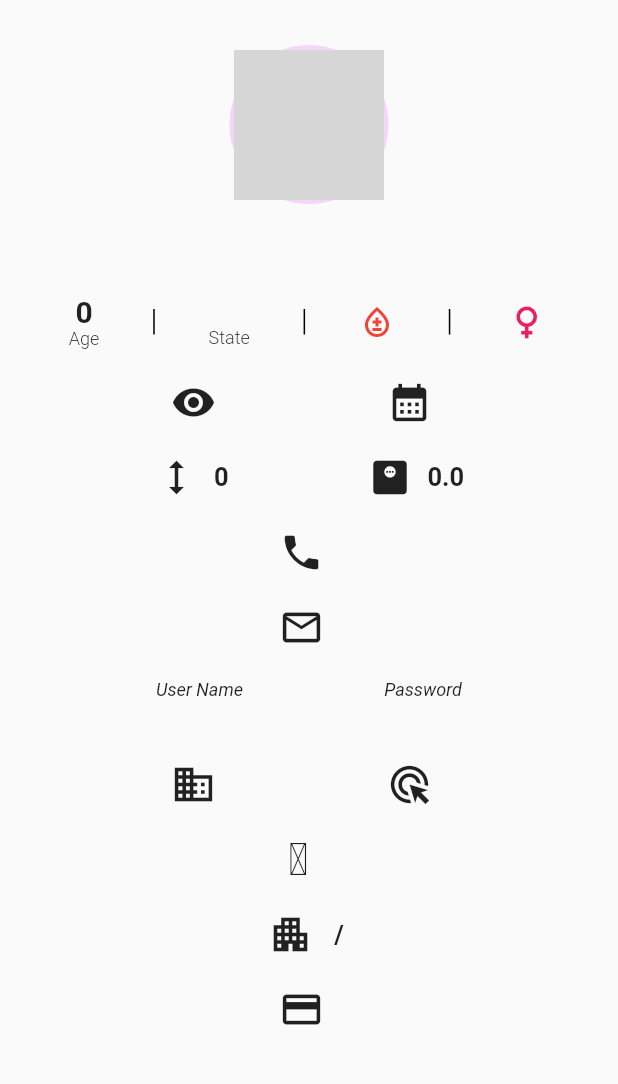
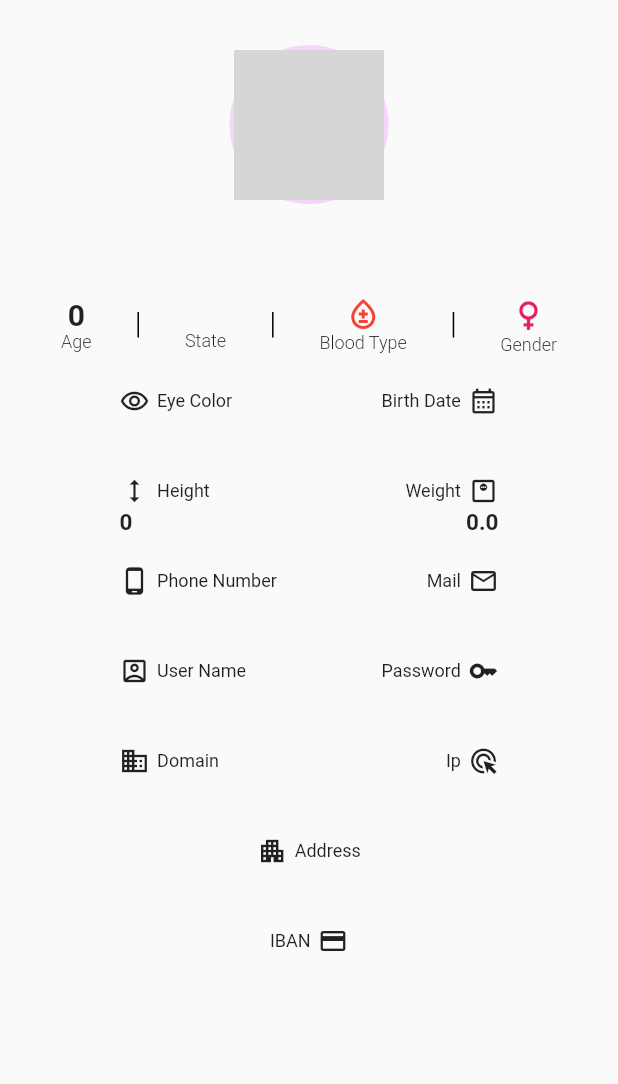
Before and after one commit to haznigulec/etiya_assignment, a Flutter app: the UserDetailView screen opened directly with empty values, on a phone screen of 412 x 824 dp, the part 84-1168 px from its top. Run offline on Flutter 3.47's test engine with Material 2 defaults, Android fonts, the phone set to English and light mode, and no system bars; our stand-ins replace auto_route, dio, flutter_bloc, flutter_spinkit, lazy_load_scrollview; network calls fail; grey boxes are pictures that could not be loaded.

Commit message:
detail düzenlendi

```diff
--- a/lib/pages/home_page/home_page.dart
+++ b/lib/pages/home_page/home_page.dart
@@ -28,7 +28,7 @@ class _HomeViewState extends State<HomeView> with TickerProviderStateMixin {
   initState() {
     super.initState();
 
-    context.read<HomePageCubit>().getUsers("", 0);
+    context.read<HomePageCubit>().getUsers("",0);
   }
 
   @override
@@ -69,16 +69,19 @@ class _HomeViewState extends State<HomeView> with TickerProviderStateMixin {
                         onPressed: () async {
                           _filter.clear();
                           userResult.clear();
-                          userResult.addAll(await context.read<HomePageCubit>().getUsersLazyLoad("", 0));
+                          initialAdd=true;
+                          await context.read<HomePageCubit>().getUsers("",0);
                           pageCount = 1;
                           setState(() {});
                         },
                       )),
                   onChanged: (value) async {
-                    await Future.delayed(const Duration(milliseconds: 500));
+                    await Future.delayed(const Duration(milliseconds: 200));
                     if (value == _filter.text) {
                       userResult.clear();
-                      userResult.addAll(await context.read<HomePageCubit>().getUsersLazyLoad(_filter.text, 0));
+                          initialAdd=true;
+
+                      await context.read<HomePageCubit>().getUsers(_filter.text, 0);
                       pageCount = 1;
                       setState(() {});
                     }
@@ -88,8 +91,23 @@ class _HomeViewState extends State<HomeView> with TickerProviderStateMixin {
                 BlocBuilder<HomePageCubit, HomePageState>(builder: (context, state) {
                   if (state is HomePageInitial) {
                     return const Expanded(child: Center(child: Process()));
+                  }else if(state is HomePageEmpty){
+                    return Column(
+                      children:const [
+                         SizedBox(height: 200),
+                         Text(
+                          "Looks like there is empty",
+                          style: TextStyle(
+                            fontSize: 30,
+                            color: Colors.grey,
+                          ),
+                          textAlign: TextAlign.center,
+                        ),
+                      ],
+                    );
                   } else if (state is HomePageDone) {
                     if (initialAdd) {
+                      log("total: ${state.total}");
                       userResult.addAll(state.user);
                       initialAdd = false;
                     }
@@ -103,9 +121,9 @@ class _HomeViewState extends State<HomeView> with TickerProviderStateMixin {
                           onEndOfPage: () async {
                             if (userResult.length < state.total) {
                               userResult.addAll(await context.read<HomePageCubit>().getUsersLazyLoad(_filter.text, pageCount * 20));
+                              log(userResult.length.toString());
                               pageCount++;
                               setState(() {});
-                              log(userResult.length.toString());
                             }
                           },
                           child: ListView.builder(
--- a/lib/pages/home_page/home_page_cubit.dart
+++ b/lib/pages/home_page/home_page_cubit.dart
@@ -15,7 +15,12 @@ class HomePageCubit extends Cubit<HomePageState> {
 
   Future<void> getUsers(String filter, int skip) async {
     Map response = await _homePageRepo.getUser(filter, skip);
+    if (response["users"].length==0) {
+      emit(HomePageEmpty());
+    }else{
     emit(HomePageDone(response["users"], response["skip"], response["total"], response["limit"]));
+
+    }
   }
 
   Future<List<User>> getUsersLazyLoad(String filter, int skip) async {
--- a/lib/pages/user_detail_page.dart
+++ b/lib/pages/user_detail_page.dart
@@ -10,7 +10,8 @@ class UserDetailView extends StatelessWidget {
     return Scaffold(
       resizeToAvoidBottomInset: true,
       appBar: const MyAppBar(),
-      body: Container(
+      body: SingleChildScrollView(
+        child: Container(
           padding: EdgeInsets.all(10),
           child: Column(children: [
             //Image
@@ -56,7 +57,8 @@ class UserDetailView extends StatelessWidget {
                 Column(
                   crossAxisAlignment: CrossAxisAlignment.center,
                   children: [
-                  Text(user.address.state.toString(), style: const TextStyle(fontSize: 18, fontWeight: FontWeight.bold)),
+                    Text(user.address.state.toString(),
+                        style: const TextStyle(fontSize: 18, fontWeight: FontWeight.bold)),
                     Text("State", style: const TextStyle(fontSize: 12, fontWeight: FontWeight.w300)),
                   ],
                 ),
@@ -65,13 +67,19 @@ class UserDetailView extends StatelessWidget {
                   width: 1,
                   color: Colors.black,
                 ),
+                Column(
+                  children: [
                     Row(
                       children: [
                         Icon(
                           Icons.bloodtype_outlined,
                           color: Colors.red,
                         ),
-                  Text(user.bloodGroup.toString(), style: const TextStyle(fontSize: 20, fontWeight: FontWeight.bold)),
+                        Text(user.bloodGroup.toString(),
+                            style: const TextStyle(fontSize: 20, fontWeight: FontWeight.bold)),
+                      ],
+                    ),
+                    Text("Blood Type", style: const TextStyle(fontSize: 12, fontWeight: FontWeight.w300)),
                   ],
                 ),
                 Container(
@@ -79,236 +87,129 @@ class UserDetailView extends StatelessWidget {
                   width: 1,
                   color: Colors.black,
                 ),
+                Column(
+                  children: [
                     user.gender == "male"
                         ? const Icon(
                             Icons.male,
-                      size: 30,
+                            size: 27,
                             color: Colors.blue,
                           )
                         : const Icon(
                             Icons.female,
-                      size: 30,
+                            size: 27,
                             color: Colors.pink,
                           ),
-            ],
-          ),
-          SizedBox(height: 20),
-          //Eye & Birth
-          Row(
-            mainAxisAlignment: MainAxisAlignment.spaceEvenly,
-            children: [
-              Row(
-                children: [
-                  Icon(
-                    Icons.remove_red_eye,
-                    size: 30,
-                  ),
-                  SizedBox(width: 10),
-                  Text(
-                    user.eyeColor,
-                    style: const TextStyle(fontSize: 17, fontWeight: FontWeight.bold),
-                  ),
-                ],
-              ),
-              Row(
-                children: [
-                  Icon(
-                    Icons.calendar_month,
-                    size: 30,
-                  ),
-                  SizedBox(width: 10),
-                  Text(
-                    user.birthDate,
-                    style: const TextStyle(fontSize: 17, fontWeight: FontWeight.bold),
-                  ),
-                ],
-              ),
-            ],
-          ),
-          SizedBox(height: 20),
-          //Height & Weight
-          Row(
-            mainAxisAlignment: MainAxisAlignment.spaceEvenly,
-            children: [
-              Row(
-                children: [
-                  Icon(
-                    Icons.height,
-                    size: 30,
-                  ),
-                  SizedBox(width: 10),
-                  Text(
-                    user.height.toString(),
-                    style: const TextStyle(fontSize: 17, fontWeight: FontWeight.bold),
-                  ),
-                ],
-              ),
-              Row(
-                children: [
-                  Icon(
-                    Icons.monitor_weight,
-                    size: 30,
-                  ),
-                  SizedBox(width: 10),
-                  Text(
-                    user.weight.toString(),
-                    style: const TextStyle(fontSize: 17, fontWeight: FontWeight.bold),
-                  ),
-                ],
-              ),
-            ],
-          ),
-          SizedBox(height: 20),
-          //Phone
-          Row(
-            mainAxisAlignment: MainAxisAlignment.center,
-            children: [
-              Icon(
-                Icons.phone,
-                size: 30,
-              ),
-              SizedBox(width: 10),
-              Text(
-                user.phone,
-                style: const TextStyle(fontSize: 17, fontWeight: FontWeight.bold),
-              ),
-            ],
-          ),
-          SizedBox(height: 20),
-          //Mail
-          Row(
-            mainAxisAlignment: MainAxisAlignment.center,
-            children: [
-              Icon(
-                Icons.mail_outline,
-                size: 30,
-              ),
-              SizedBox(width: 10),
-              Text(
-                user.email,
-                style: const TextStyle(fontSize: 17, fontWeight: FontWeight.bold),
-              ),
-            ],
-          ),
-          SizedBox(height: 20),
-          //UserName & Password
-          Row(
-            mainAxisAlignment: MainAxisAlignment.spaceEvenly,
-            children: [
-              Column(
-                crossAxisAlignment: CrossAxisAlignment.start,
-                children: [
-                  Text(
-                    "User Name",
-                    style: const TextStyle(fontSize: 12, fontWeight: FontWeight.w400, fontStyle: FontStyle.italic),
-                  ),
-                  SizedBox(width: 10),
-                  Text(
-                    user.username,
-                    style: const TextStyle(fontSize: 18, fontWeight: FontWeight.bold),
-                  ),
-                ],
-              ),
-              Column(
-                crossAxisAlignment: CrossAxisAlignment.start,
-                children: [
-                  Text(
-                    "Password",
-                    style: const TextStyle(fontSize: 12, fontWeight: FontWeight.w400, fontStyle: FontStyle.italic),
-                  ),
-                  SizedBox(width: 10),
-                  Row(
-                    children: [
-                      Text(
-                        user.password,
-                        style: const TextStyle(fontSize: 18, fontWeight: FontWeight.bold),
-                      ),
-                    ],
-                  ),
-                ],
-              ),
-            ],
-          ),
-          SizedBox(height: 20),
-          //Domain & Ip
-          Row(
-            mainAxisAlignment: MainAxisAlignment.spaceEvenly,
-            children: [
-              Row(
-                children: [
-                  Icon(
-                    Icons.domain,
-                    size: 30,
-                  ),
-                  SizedBox(width: 10),
-                  Text(
-                    user.domain,
-                    style: const TextStyle(fontSize: 17, fontWeight: FontWeight.bold),
-                  ),
-                ],
-              ),
-              Row(
-                children: [
-                  Icon(
-                    Icons.ads_click_outlined,
-                    size: 30,
-                  ),
-                  SizedBox(width: 10),
-                  Text(
-                    user.ip,
-                    style: const TextStyle(fontSize: 17, fontWeight: FontWeight.bold),
-                  ),
+                    Text("Gender", style: const TextStyle(fontSize: 12, fontWeight: FontWeight.w300)),
                   ],
                 ),
               ],
             ),
             SizedBox(height: 20),
             Row(
+              mainAxisSize: MainAxisSize.max,
+              mainAxisAlignment: MainAxisAlignment.spaceEvenly,
+              children: [
+                Column(
+                  crossAxisAlignment: CrossAxisAlignment.start,
+                  children: [
+                    infoTileLeft("Eye Color", user.eyeColor, Icons.remove_red_eye_outlined),
+                    SizedBox(height: 20),
+                    infoTileLeft("Height", user.height.toString(), Icons.height_outlined),
+                    SizedBox(height: 20),
+                    infoTileLeft("Phone Number", user.phone, Icons.phone_android_outlined),
+                    SizedBox(height: 20),
+                    infoTileLeft(
+                      "User Name",
+                      user.username,
+                      Icons.account_box_outlined,
+                    ),
+                    SizedBox(height: 20),
+                    infoTileLeft("Domain", user.domain, Icons.domain_outlined),
+                  ],
+                ),
+                Column(
+                  crossAxisAlignment: CrossAxisAlignment.end,
+                  children: [
+                    infoTileRight("Birth Date", user.birthDate, Icons.calendar_month_outlined),
+                    SizedBox(height: 20),
+                    infoTileRight("Weight", user.weight.toString(), Icons.monitor_weight_outlined),
+                    SizedBox(height: 20),
+                    infoTileRight("Mail", user.email, Icons.mail_outline),
+                    SizedBox(height: 20),
+                    infoTileRight("Password", user.password, Icons.key_outlined),
+                    SizedBox(height: 20),
+                    infoTileRight("Ip", user.ip, Icons.ads_click_outlined),
+                  ],
+                )
+              ],
+            ),
+
+            SizedBox(height: 20),
+            Row(
               mainAxisAlignment: MainAxisAlignment.center,
               children: [
-              Icon(
-                IconData(0x1F487),
-                size: 30,
-              ),
-              SizedBox(width: 10),
-              Text(
-                "${user.hair.type} ${user.hair.color}",
-                style: const TextStyle(fontSize: 17, fontWeight: FontWeight.bold),
-              ),
+                infoTileLeft("Address", user.address.address ?? "Unknown", Icons.apartment_outlined),
               ],
             ),
             SizedBox(height: 20),
             Row(
               mainAxisAlignment: MainAxisAlignment.center,
               children: [
-              Icon(
-                Icons.apartment_outlined,
-                size: 30,
-              ),
-              SizedBox(width: 10),
-              Text(
-                "${user.address.address} / ${user.address.postalCode}",
-                style: const TextStyle(fontSize: 17, fontWeight: FontWeight.bold),
-              ),
-            ],
-          ),
-          SizedBox(height: 20),
-          Row(
-            mainAxisAlignment: MainAxisAlignment.center,
-            children: [
-              Icon(
-                Icons.credit_card,
-                size: 30,
-              ),
-              SizedBox(width: 10),
-              Text(
-                "${user.bank.iban}",
-                style: const TextStyle(fontSize: 17, fontWeight: FontWeight.bold),
-              ),
+                infoTileRight("IBAN", user.bank.iban ?? "Unknown", Icons.credit_card_outlined),
               ],
             ),
           ]),
         ),
+      ),
+    );
+  }
+
+  Widget infoTileLeft(String title, String value, IconData icon) {
+    return Column(
+      crossAxisAlignment: CrossAxisAlignment.start,
+      children: [
+        Row(
+          children: [
+            Icon(
+              icon,
+              size: 20,
+            ),
+            SizedBox(width: 5),
+
+            Text(title, style: const TextStyle(fontSize: 12, fontWeight: FontWeight.w400)),
+
+          ],
+        ),
+        SizedBox(height: 2),
+        Text(
+          value,
+          style: const TextStyle(fontSize: 15, fontWeight: FontWeight.w700),
+        ),
+      ],
+    );
+  }
+
+  Widget infoTileRight(String title, String value, IconData icon) {
+    return Column(
+      crossAxisAlignment: CrossAxisAlignment.end,
+      children: [
+        Row(
+          children: [
+            Text(title, style: const TextStyle(fontSize: 12, fontWeight: FontWeight.w400)),
+            SizedBox(width: 5),
+            Icon(
+              icon,
+              size: 20,
+            ),
+          ],
+        ),
+        SizedBox(height: 2),
+        Text(
+          value,
+          style: const TextStyle(fontSize: 15, fontWeight: FontWeight.w700),
+        ),
+      ],
     );
   }
 }
```
Lines whose indentation alone changed are shown as unchanged.
